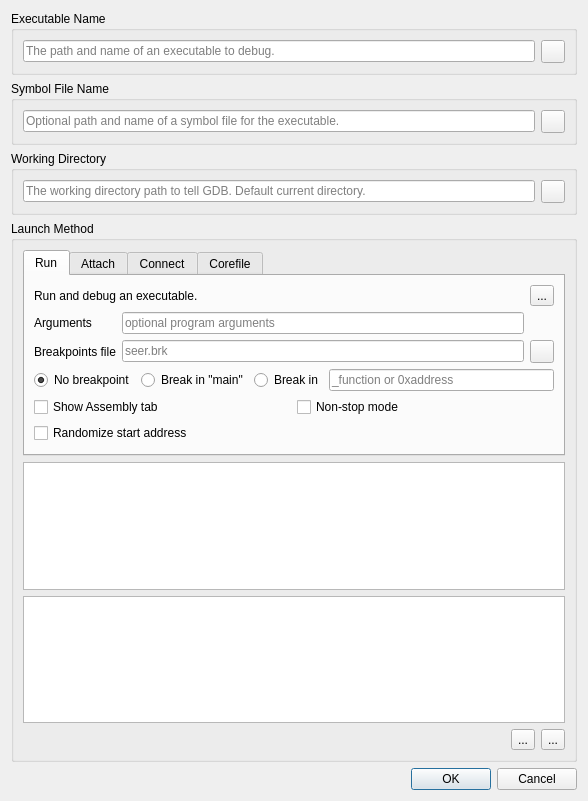
epasveer/seer, file src/SeerDebugDialog.ui: the form before one commit.
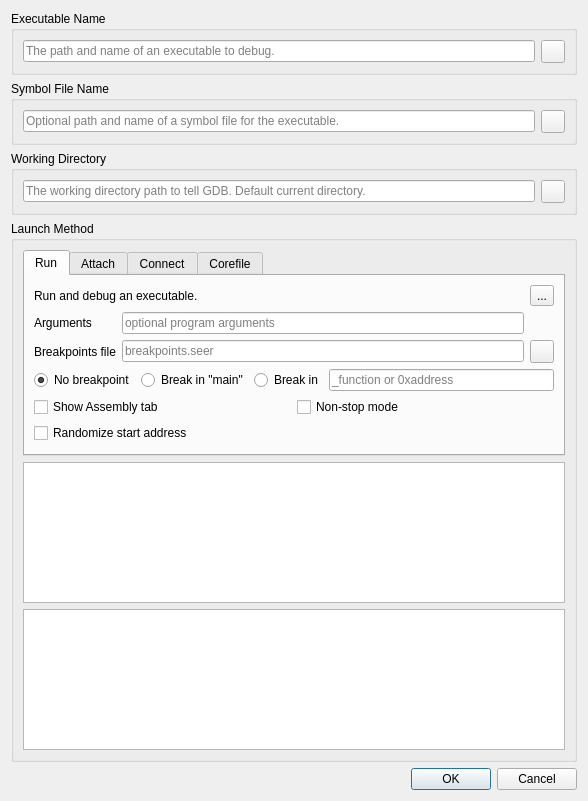
The form after the commit. The open tabs and pages were chosen to show the change. Icons and pictures are not drawn.

Commit message: More work on revamping Debug dialog.

The edit to the form file:
```diff
--- a/src/SeerDebugDialog.ui
+++ b/src/SeerDebugDialog.ui
@@ -257,7 +257,7 @@
                <string>A file containing previously saved breakpoints.</string>
               </property>
               <property name="placeholderText">
-               <string>seer.brk</string>
+               <string>breakpoints.seer</string>
               </property>
               <property name="clearButtonEnabled">
                <bool>true</bool>
@@ -755,51 +755,6 @@
         </property>
        </widget>
       </item>
-      <item>
-       <layout class="QHBoxLayout" name="horizontalLayout_11">
-        <item>
-         <spacer name="horizontalSpacer_6">
-          <property name="orientation">
-           <enum>Qt::Horizontal</enum>
-          </property>
-          <property name="sizeHint" stdset="0">
-           <size>
-            <width>878</width>
-            <height>20</height>
-           </size>
-          </property>
-         </spacer>
-        </item>
-        <item>
-         <widget class="QToolButton" name="loadGdbCommandsToolButton">
-          <property name="toolTip">
-           <string>Load session from a file.</string>
-          </property>
-          <property name="text">
-           <string>...</string>
-          </property>
-          <property name="icon">
-           <iconset resource="resource.qrc">
-            <normaloff>:/seer/resources/RelaxLightIcons/document-open.svg</normaloff>:/seer/resources/RelaxLightIcons/document-open.svg</iconset>
-          </property>
-         </widget>
-        </item>
-        <item>
-         <widget class="QToolButton" name="saveGdbCommandsToolButton">
-          <property name="toolTip">
-           <string>Save session to a file.</string>
-          </property>
-          <property name="text">
-           <string>...</string>
-          </property>
-          <property name="icon">
-           <iconset resource="resource.qrc">
-            <normaloff>:/seer/resources/RelaxLightIcons/document-save-as.svg</normaloff>:/seer/resources/RelaxLightIcons/document-save-as.svg</iconset>
-          </property>
-         </widget>
-        </item>
-       </layout>
-      </item>
      </layout>
     </widget>
    </item>
```
The commit also changes 8 other files.
